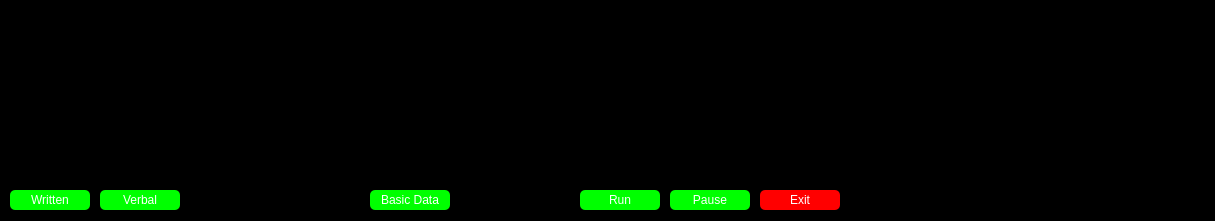
The window that Simulator/SimulatorControls.ui (HaroldJesse/Simulator) describes before a commit, drawn with Qt 5.
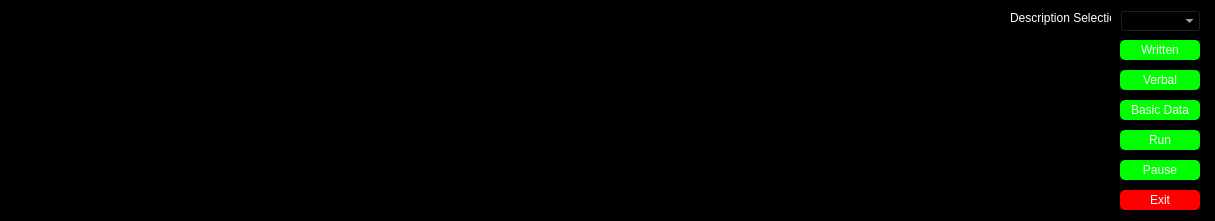
The same window after the commit.

Patch:
```diff
--- a/Simulator/SimulatorControls.ui
+++ b/Simulator/SimulatorControls.ui
@@ -19,8 +19,8 @@
   <widget class="QPushButton" name="Pause">
    <property name="geometry">
     <rect>
-     <x>670</x>
-     <y>190</y>
+     <x>1120</x>
+     <y>160</y>
      <width>80</width>
      <height>20</height>
     </rect>
@@ -43,8 +43,8 @@
   <widget class="QPushButton" name="Run">
    <property name="geometry">
     <rect>
-     <x>580</x>
-     <y>190</y>
+     <x>1120</x>
+     <y>130</y>
      <width>80</width>
      <height>20</height>
     </rect>
@@ -70,8 +70,8 @@
   <widget class="QPushButton" name="Written">
    <property name="geometry">
     <rect>
-     <x>10</x>
-     <y>190</y>
+     <x>1120</x>
+     <y>40</y>
      <width>80</width>
      <height>20</height>
     </rect>
@@ -92,8 +92,8 @@
   <widget class="QPushButton" name="Verbal">
    <property name="geometry">
     <rect>
-     <x>100</x>
-     <y>190</y>
+     <x>1120</x>
+     <y>70</y>
      <width>80</width>
      <height>20</height>
     </rect>
@@ -116,7 +116,7 @@
   <widget class="QPushButton" name="Exit">
    <property name="geometry">
     <rect>
-     <x>760</x>
+     <x>1120</x>
      <y>190</y>
      <width>80</width>
      <height>20</height>
@@ -142,8 +142,8 @@
     <rect>
      <x>5</x>
      <y>11</y>
-     <width>1201</width>
-     <height>171</height>
+     <width>1001</width>
+     <height>201</height>
     </rect>
    </property>
    <property name="styleSheet">
@@ -156,8 +156,8 @@
   <widget class="QPushButton" name="BasicData">
    <property name="geometry">
     <rect>
-     <x>370</x>
-     <y>190</y>
+     <x>1120</x>
+     <y>100</y>
      <width>80</width>
      <height>20</height>
     </rect>
@@ -180,6 +180,37 @@
     <string>Shift+P</string>
    </property>
   </widget>
+  <widget class="QComboBox" name="DescriptionSelection">
+   <property name="geometry">
+    <rect>
+     <x>1120</x>
+     <y>10</y>
+     <width>81</width>
+     <height>22</height>
+    </rect>
+   </property>
+   <property name="styleSheet">
+    <string notr="true">color: rgb(255, 255, 255);
+background-color: rgb(0, 0, 0);</string>
+   </property>
+  </widget>
+  <widget class="QLabel" name="DescriptionSelectionlbl">
+   <property name="geometry">
+    <rect>
+     <x>1010</x>
+     <y>10</y>
+     <width>101</width>
+     <height>16</height>
+    </rect>
+   </property>
+   <property name="styleSheet">
+    <string notr="true">color: rgb(255, 255, 255);
+background-color: rgb(0, 0, 0);</string>
+   </property>
+   <property name="text">
+    <string>Description Selection</string>
+   </property>
+  </widget>
  </widget>
  <resources/>
  <connections>
```
Left out of the diff: 17 changed lines with no effect on the pictures.
